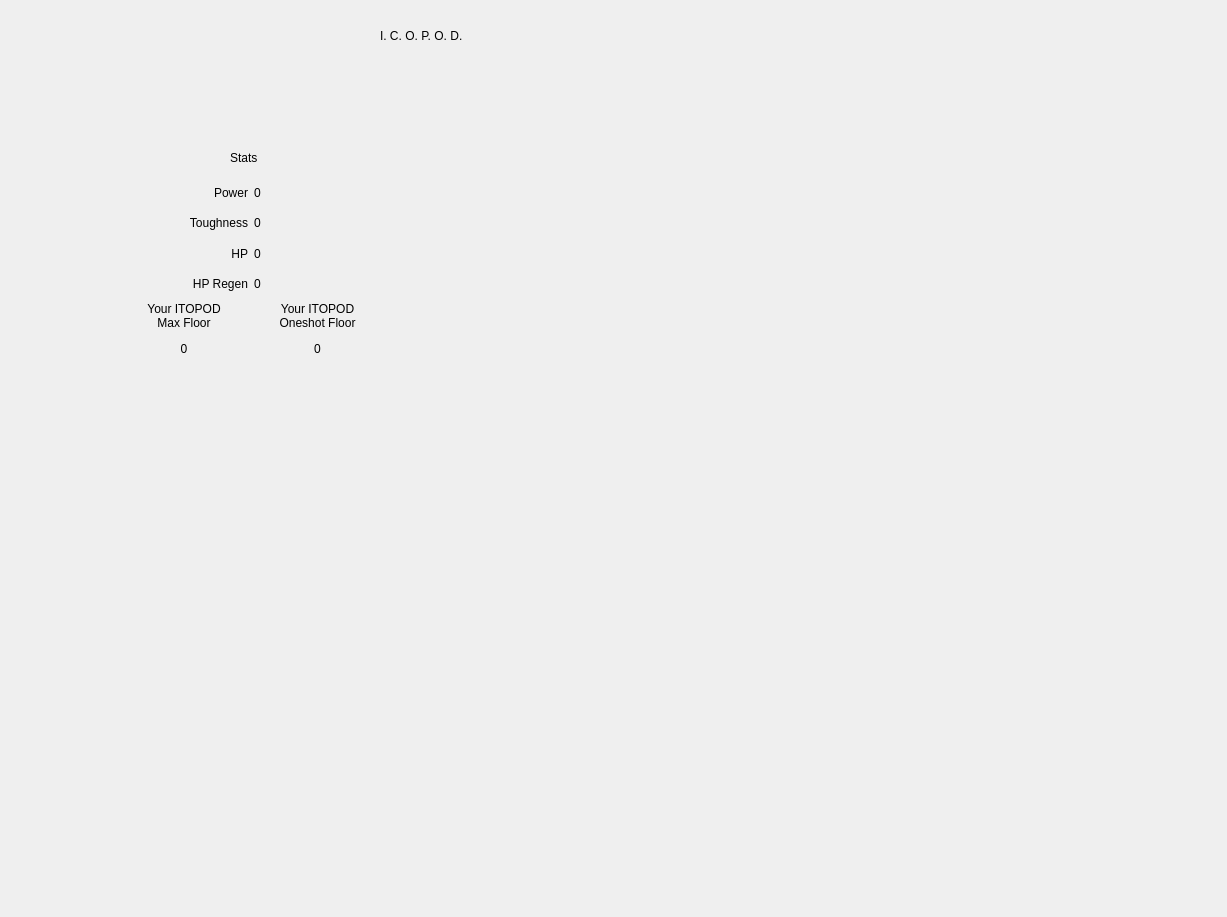
First picture: the form in ui/icopod.ui, repository Konsolka/ngu-tools, before the edit.
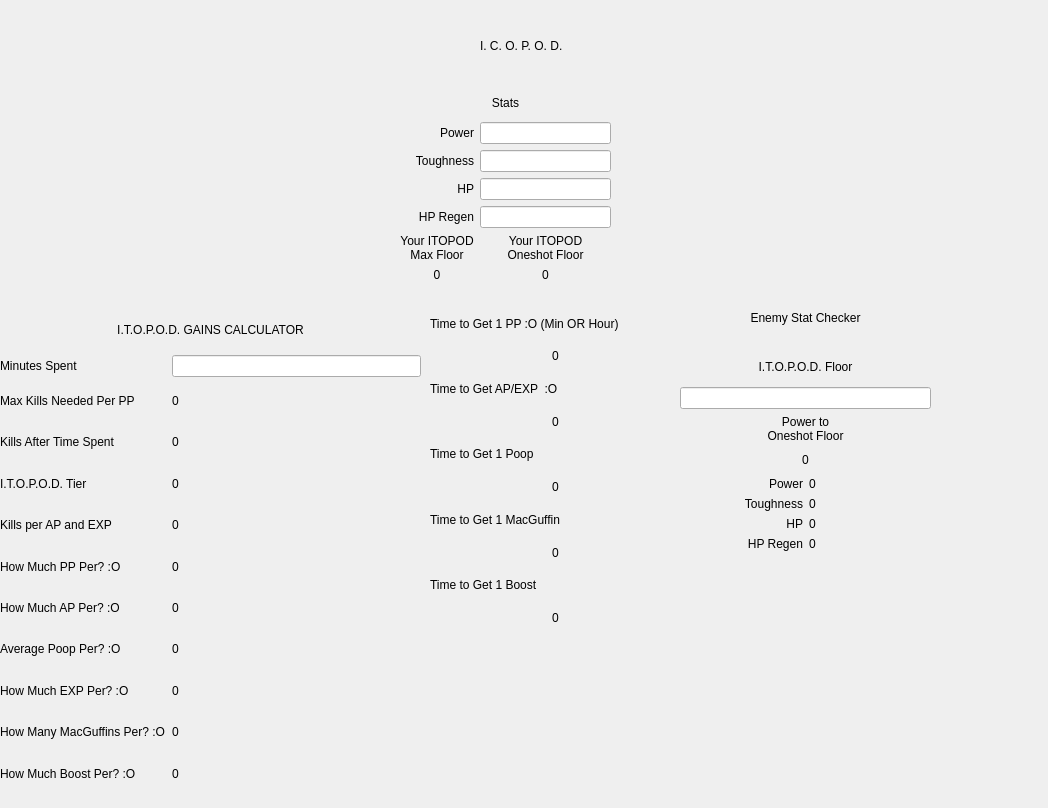
Second picture: the form after the edit.

```diff
--- a/ui/icopod.ui
+++ b/ui/icopod.ui
@@ -6,8 +6,8 @@
    <rect>
     <x>0</x>
     <y>0</y>
-    <width>1227</width>
-    <height>917</height>
+    <width>1048</width>
+    <height>808</height>
    </rect>
   </property>
   <property name="windowTitle">
@@ -19,8 +19,8 @@
   <widget class="QLabel" name="window_title">
    <property name="geometry">
     <rect>
-     <x>380</x>
-     <y>10</y>
+     <x>480</x>
+     <y>20</y>
      <width>311</width>
      <height>51</height>
     </rect>
@@ -29,121 +29,514 @@
     <string>I. C. O. P. O. D.</string>
    </property>
   </widget>
-  <widget class="QLabel" name="label_8">
+  <widget class="QWidget" name="widget" native="true">
    <property name="geometry">
     <rect>
-     <x>230</x>
-     <y>150</y>
-     <width>49</width>
-     <height>16</height>
+     <x>680</x>
+     <y>290</y>
+     <width>251</width>
+     <height>261</height>
     </rect>
    </property>
-   <property name="text">
-    <string>Stats</string>
-   </property>
+   <layout class="QVBoxLayout" name="verticalLayout_6">
+    <item>
+     <widget class="QLabel" name="label_34">
+      <property name="text">
+       <string>Enemy Stat Checker</string>
+      </property>
+      <property name="alignment">
+       <set>Qt::AlignmentFlag::AlignCenter</set>
+      </property>
+     </widget>
+    </item>
+    <item>
+     <layout class="QVBoxLayout" name="verticalLayout_3">
+      <item>
+       <widget class="QLabel" name="label_11">
+        <property name="text">
+         <string>I.T.O.P.O.D. Floor</string>
+        </property>
+        <property name="alignment">
+         <set>Qt::AlignmentFlag::AlignCenter</set>
+        </property>
+       </widget>
+      </item>
+      <item>
+       <widget class="QLineEdit" name="edit_floor"/>
+      </item>
+     </layout>
+    </item>
+    <item>
+     <layout class="QVBoxLayout" name="verticalLayout_2">
+      <item>
+       <widget class="QLabel" name="label_12">
+        <property name="text">
+         <string>Power to
+Oneshot Floor</string>
+        </property>
+        <property name="alignment">
+         <set>Qt::AlignmentFlag::AlignCenter</set>
+        </property>
+       </widget>
+      </item>
+      <item>
+       <widget class="QLabel" name="oneshot_power">
+        <property name="text">
+         <string>0</string>
+        </property>
+        <property name="alignment">
+         <set>Qt::AlignmentFlag::AlignCenter</set>
+        </property>
+       </widget>
+      </item>
+     </layout>
+    </item>
+    <item>
+     <layout class="QGridLayout" name="gridLayout_3">
+      <item row="2" column="1">
+       <widget class="QLabel" name="enemy_hp">
+        <property name="text">
+         <string>0</string>
+        </property>
+       </widget>
+      </item>
+      <item row="0" column="1">
+       <widget class="QLabel" name="enemy_power">
+        <property name="text">
+         <string>0</string>
+        </property>
+       </widget>
+      </item>
+      <item row="3" column="1">
+       <widget class="QLabel" name="enemy_hp_regen">
+        <property name="text">
+         <string>0</string>
+        </property>
+       </widget>
+      </item>
+      <item row="1" column="1">
+       <widget class="QLabel" name="enemy_toughness">
+        <property name="text">
+         <string>0</string>
+        </property>
+       </widget>
+      </item>
+      <item row="0" column="0">
+       <widget class="QLabel" name="label_24">
+        <property name="text">
+         <string>Power</string>
+        </property>
+        <property name="alignment">
+         <set>Qt::AlignmentFlag::AlignRight|Qt::AlignmentFlag::AlignTrailing|Qt::AlignmentFlag::AlignVCenter</set>
+        </property>
+       </widget>
+      </item>
+      <item row="3" column="0">
+       <widget class="QLabel" name="label_19">
+        <property name="text">
+         <string>HP Regen</string>
+        </property>
+        <property name="alignment">
+         <set>Qt::AlignmentFlag::AlignRight|Qt::AlignmentFlag::AlignTrailing|Qt::AlignmentFlag::AlignVCenter</set>
+        </property>
+       </widget>
+      </item>
+      <item row="2" column="0">
+       <widget class="QLabel" name="label_22">
+        <property name="text">
+         <string>HP</string>
+        </property>
+        <property name="alignment">
+         <set>Qt::AlignmentFlag::AlignRight|Qt::AlignmentFlag::AlignTrailing|Qt::AlignmentFlag::AlignVCenter</set>
+        </property>
+       </widget>
+      </item>
+      <item row="1" column="0">
+       <widget class="QLabel" name="label_27">
+        <property name="text">
+         <string>Toughness</string>
+        </property>
+        <property name="alignment">
+         <set>Qt::AlignmentFlag::AlignRight|Qt::AlignmentFlag::AlignTrailing|Qt::AlignmentFlag::AlignVCenter</set>
+        </property>
+       </widget>
+      </item>
+     </layout>
+    </item>
+   </layout>
   </widget>
-  <widget class="QWidget" name="gridLayoutWidget">
+  <widget class="QWidget" name="">
    <property name="geometry">
     <rect>
-     <x>120</x>
-     <y>180</y>
-     <width>261</width>
-     <height>181</height>
+     <x>400</x>
+     <y>90</y>
+     <width>211</width>
+     <height>192</height>
     </rect>
    </property>
-   <layout class="QGridLayout" name="gridLayout">
-    <item row="0" column="1">
-     <widget class="QLabel" name="power">
+   <layout class="QVBoxLayout" name="verticalLayout_5">
+    <item>
+     <widget class="QLabel" name="label_8">
       <property name="text">
-       <string>0</string>
+       <string>Stats</string>
       </property>
-     </widget>
-    </item>
-    <item row="2" column="1">
-     <widget class="QLabel" name="hp">
-      <property name="text">
-       <string>0</string>
+      <property name="alignment">
+       <set>Qt::AlignmentFlag::AlignCenter</set>
       </property>
      </widget>
     </item>
-    <item row="4" column="0">
-     <widget class="QLabel" name="label_5">
-      <property name="text">
-       <string>Your ITOPOD
+    <item>
+     <layout class="QGridLayout" name="gridLayout">
+      <item row="4" column="0">
+       <widget class="QLabel" name="label_5">
+        <property name="text">
+         <string>Your ITOPOD
 Max Floor</string>
-      </property>
-      <property name="alignment">
-       <set>Qt::AlignmentFlag::AlignCenter</set>
-      </property>
-     </widget>
-    </item>
-    <item row="3" column="0">
-     <widget class="QLabel" name="label_4">
-      <property name="text">
-       <string>HP Regen</string>
-      </property>
-      <property name="alignment">
-       <set>Qt::AlignmentFlag::AlignRight|Qt::AlignmentFlag::AlignTrailing|Qt::AlignmentFlag::AlignVCenter</set>
-      </property>
-     </widget>
-    </item>
-    <item row="4" column="1">
-     <widget class="QLabel" name="label_7">
-      <property name="text">
-       <string>Your ITOPOD
+        </property>
+        <property name="alignment">
+         <set>Qt::AlignmentFlag::AlignCenter</set>
+        </property>
+       </widget>
+      </item>
+      <item row="3" column="0">
+       <widget class="QLabel" name="label_4">
+        <property name="text">
+         <string>HP Regen</string>
+        </property>
+        <property name="alignment">
+         <set>Qt::AlignmentFlag::AlignRight|Qt::AlignmentFlag::AlignTrailing|Qt::AlignmentFlag::AlignVCenter</set>
+        </property>
+       </widget>
+      </item>
+      <item row="4" column="1">
+       <widget class="QLabel" name="label_7">
+        <property name="text">
+         <string>Your ITOPOD
 Oneshot Floor</string>
+        </property>
+        <property name="alignment">
+         <set>Qt::AlignmentFlag::AlignCenter</set>
+        </property>
+       </widget>
+      </item>
+      <item row="2" column="0">
+       <widget class="QLabel" name="label_3">
+        <property name="text">
+         <string>HP</string>
+        </property>
+        <property name="alignment">
+         <set>Qt::AlignmentFlag::AlignRight|Qt::AlignmentFlag::AlignTrailing|Qt::AlignmentFlag::AlignVCenter</set>
+        </property>
+       </widget>
+      </item>
+      <item row="1" column="0">
+       <widget class="QLabel" name="label_2">
+        <property name="text">
+         <string>Toughness</string>
+        </property>
+        <property name="alignment">
+         <set>Qt::AlignmentFlag::AlignRight|Qt::AlignmentFlag::AlignTrailing|Qt::AlignmentFlag::AlignVCenter</set>
+        </property>
+       </widget>
+      </item>
+      <item row="0" column="0">
+       <widget class="QLabel" name="label">
+        <property name="text">
+         <string>Power</string>
+        </property>
+        <property name="alignment">
+         <set>Qt::AlignmentFlag::AlignRight|Qt::AlignmentFlag::AlignTrailing|Qt::AlignmentFlag::AlignVCenter</set>
+        </property>
+       </widget>
+      </item>
+      <item row="5" column="0">
+       <widget class="QLabel" name="max_floor">
+        <property name="text">
+         <string>0</string>
+        </property>
+        <property name="alignment">
+         <set>Qt::AlignmentFlag::AlignCenter</set>
+        </property>
+       </widget>
+      </item>
+      <item row="5" column="1">
+       <widget class="QLabel" name="oneshot_floor">
+        <property name="text">
+         <string>0</string>
+        </property>
+        <property name="alignment">
+         <set>Qt::AlignmentFlag::AlignCenter</set>
+        </property>
+       </widget>
+      </item>
+      <item row="0" column="1">
+       <widget class="QLineEdit" name="edit_power"/>
+      </item>
+      <item row="1" column="1">
+       <widget class="QLineEdit" name="edit_toughness"/>
+      </item>
+      <item row="2" column="1">
+       <widget class="QLineEdit" name="edit_hp"/>
+      </item>
+      <item row="3" column="1">
+       <widget class="QLineEdit" name="edit_hp_regen"/>
+      </item>
+     </layout>
+    </item>
+   </layout>
+  </widget>
+  <widget class="QWidget" name="">
+   <property name="geometry">
+    <rect>
+     <x>0</x>
+     <y>310</y>
+     <width>421</width>
+     <height>481</height>
+    </rect>
+   </property>
+   <layout class="QVBoxLayout" name="verticalLayout_4">
+    <item>
+     <widget class="QLabel" name="label_6">
+      <property name="maximumSize">
+       <size>
+        <width>16777215</width>
+        <height>39</height>
+       </size>
       </property>
+      <property name="text">
+       <string>I.T.O.P.O.D. GAINS CALCULATOR</string>
+      </property>
       <property name="alignment">
        <set>Qt::AlignmentFlag::AlignCenter</set>
       </property>
      </widget>
     </item>
-    <item row="2" column="0">
-     <widget class="QLabel" name="label_3">
+    <item>
+     <layout class="QGridLayout" name="gridLayout_2">
+      <item row="8" column="0">
+       <widget class="QLabel" name="label_21">
+        <property name="text">
+         <string>How Much EXP Per? :O</string>
+        </property>
+       </widget>
+      </item>
+      <item row="4" column="0">
+       <widget class="QLabel" name="label_15">
+        <property name="text">
+         <string>Kills per AP and EXP</string>
+        </property>
+       </widget>
+      </item>
+      <item row="9" column="1">
+       <widget class="QLabel" name="mcguf_per">
+        <property name="text">
+         <string>0</string>
+        </property>
+       </widget>
+      </item>
+      <item row="8" column="1">
+       <widget class="QLabel" name="exp_per">
+        <property name="text">
+         <string>0</string>
+        </property>
+       </widget>
+      </item>
+      <item row="2" column="0">
+       <widget class="QLabel" name="label_10">
+        <property name="text">
+         <string>Kills After Time Spent</string>
+        </property>
+       </widget>
+      </item>
+      <item row="1" column="1">
+       <widget class="QLabel" name="max_kills_need">
+        <property name="text">
+         <string>0</string>
+        </property>
+       </widget>
+      </item>
+      <item row="5" column="0">
+       <widget class="QLabel" name="label_17">
+        <property name="text">
+         <string>How Much PP Per? :O</string>
+        </property>
+       </widget>
+      </item>
+      <item row="7" column="1">
+       <widget class="QLabel" name="poop_per">
+        <property name="text">
+         <string>0</string>
+        </property>
+       </widget>
+      </item>
+      <item row="3" column="1">
+       <widget class="QLabel" name="tier">
+        <property name="text">
+         <string>0</string>
+        </property>
+       </widget>
+      </item>
+      <item row="3" column="0">
+       <widget class="QLabel" name="label_13">
+        <property name="text">
+         <string>I.T.O.P.O.D. Tier</string>
+        </property>
+       </widget>
+      </item>
+      <item row="5" column="1">
+       <widget class="QLabel" name="pp_per">
+        <property name="text">
+         <string>0</string>
+        </property>
+       </widget>
+      </item>
+      <item row="2" column="1">
+       <widget class="QLabel" name="kills_aftes_time_spent">
+        <property name="text">
+         <string>0</string>
+        </property>
+       </widget>
+      </item>
+      <item row="10" column="1">
+       <widget class="QLabel" name="boost_per">
+        <property name="text">
+         <string>0</string>
+        </property>
+       </widget>
+      </item>
+      <item row="9" column="0">
+       <widget class="QLabel" name="label_25">
+        <property name="text">
+         <string>How Many MacGuffins Per? :O</string>
+        </property>
+       </widget>
+      </item>
+      <item row="10" column="0">
+       <widget class="QLabel" name="label_26">
+        <property name="text">
+         <string>How Much Boost Per? :O </string>
+        </property>
+       </widget>
+      </item>
+      <item row="1" column="0">
+       <widget class="QLabel" name="label_9">
+        <property name="text">
+         <string>Max Kills Needed Per PP</string>
+        </property>
+       </widget>
+      </item>
+      <item row="6" column="0">
+       <widget class="QLabel" name="label_20">
+        <property name="text">
+         <string>How Much AP Per? :O</string>
+        </property>
+       </widget>
+      </item>
+      <item row="7" column="0">
+       <widget class="QLabel" name="label_23">
+        <property name="text">
+         <string>Average Poop Per? :O</string>
+        </property>
+       </widget>
+      </item>
+      <item row="4" column="1">
+       <widget class="QLabel" name="kills_per_ap_exp">
+        <property name="text">
+         <string>0</string>
+        </property>
+       </widget>
+      </item>
+      <item row="6" column="1">
+       <widget class="QLabel" name="ap_per">
+        <property name="text">
+         <string>0</string>
+        </property>
+       </widget>
+      </item>
+      <item row="0" column="0">
+       <widget class="QLabel" name="label_35">
+        <property name="text">
+         <string>Minutes Spent</string>
+        </property>
+       </widget>
+      </item>
+      <item row="0" column="1">
+       <widget class="QLineEdit" name="edit_minutes_spent"/>
+      </item>
+     </layout>
+    </item>
+   </layout>
+  </widget>
+  <widget class="QWidget" name="">
+   <property name="geometry">
+    <rect>
+     <x>430</x>
+     <y>310</y>
+     <width>251</width>
+     <height>321</height>
+    </rect>
+   </property>
+   <layout class="QVBoxLayout" name="verticalLayout">
+    <item>
+     <widget class="QLabel" name="label_29">
       <property name="text">
-       <string>HP</string>
+       <string>Time to Get 1 PP :O (Min OR Hour)</string>
       </property>
+     </widget>
+    </item>
+    <item>
+     <widget class="QLabel" name="time_to_pp">
+      <property name="text">
+       <string>0</string>
+      </property>
       <property name="alignment">
-       <set>Qt::AlignmentFlag::AlignRight|Qt::AlignmentFlag::AlignTrailing|Qt::AlignmentFlag::AlignVCenter</set>
+       <set>Qt::AlignmentFlag::AlignCenter</set>
       </property>
      </widget>
     </item>
-    <item row="1" column="0">
-     <widget class="QLabel" name="label_2">
+    <item>
+     <widget class="QLabel" name="label_30">
       <property name="text">
-       <string>Toughness</string>
+       <string>Time to Get AP/EXP  :O</string>
       </property>
+     </widget>
+    </item>
+    <item>
+     <widget class="QLabel" name="time_to_ap_exp">
+      <property name="text">
+       <string>0</string>
+      </property>
       <property name="alignment">
-       <set>Qt::AlignmentFlag::AlignRight|Qt::AlignmentFlag::AlignTrailing|Qt::AlignmentFlag::AlignVCenter</set>
+       <set>Qt::AlignmentFlag::AlignCenter</set>
       </property>
      </widget>
     </item>
-    <item row="3" column="1">
-     <widget class="QLabel" name="hp_regen">
+    <item>
+     <widget class="QLabel" name="label_31">
       <property name="text">
-       <string>0</string>
+       <string>Time to Get 1 Poop</string>
       </property>
      </widget>
     </item>
-    <item row="0" column="0">
-     <widget class="QLabel" name="label">
+    <item>
+     <widget class="QLabel" name="time_to_poop">
       <property name="text">
-       <string>Power</string>
+       <string>0</string>
       </property>
       <property name="alignment">
-       <set>Qt::AlignmentFlag::AlignRight|Qt::AlignmentFlag::AlignTrailing|Qt::AlignmentFlag::AlignVCenter</set>
+       <set>Qt::AlignmentFlag::AlignCenter</set>
       </property>
      </widget>
     </item>
-    <item row="1" column="1">
-     <widget class="QLabel" name="toughness">
+    <item>
+     <widget class="QLabel" name="label_32">
       <property name="text">
-       <string>0</string>
+       <string>Time to Get 1 MacGuffin</string>
       </property>
      </widget>
     </item>
-    <item row="5" column="0">
-     <widget class="QLabel" name="max_floor">
+    <item>
+     <widget class="QLabel" name="time_to_mcguf">
       <property name="text">
        <string>0</string>
       </property>
@@ -152,8 +545,15 @@
       </property>
      </widget>
     </item>
-    <item row="5" column="1">
-     <widget class="QLabel" name="oneshot_floor">
+    <item>
+     <widget class="QLabel" name="label_33">
+      <property name="text">
+       <string>Time to Get 1 Boost</string>
+      </property>
+     </widget>
+    </item>
+    <item>
+     <widget class="QLabel" name="time_to_boost">
       <property name="text">
        <string>0</string>
       </property>
```
